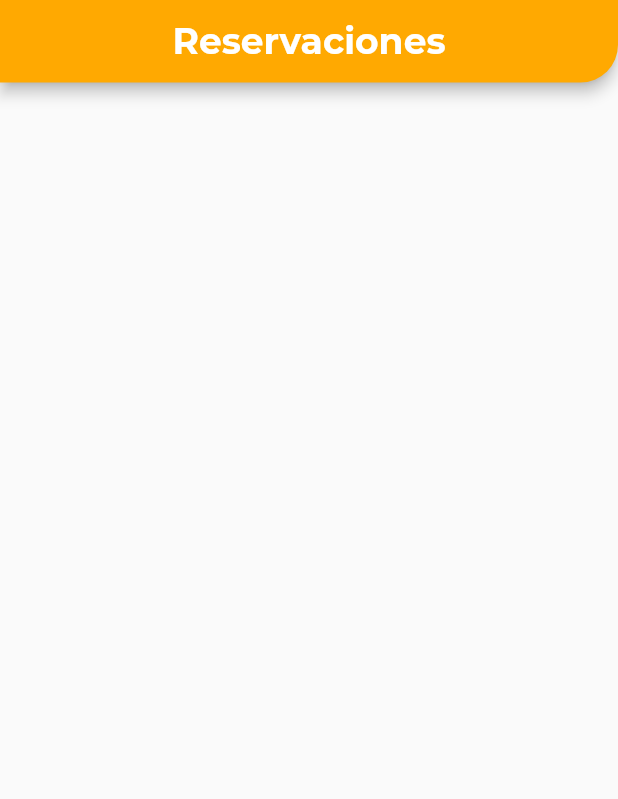
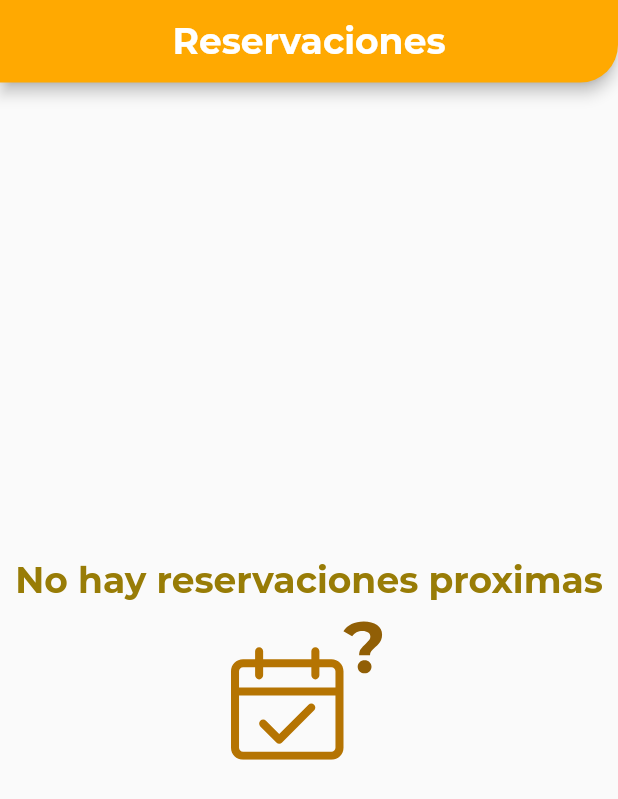
Before and after one commit to SilvioArzeno/Cancha-app, a Flutter app: the screen it shows after launch, on a phone screen of 412 x 824 dp. Shown: the top 799 px of the screen. Run offline on Flutter 3.47's test engine with Material 2 defaults, Android fonts, the phone set to English and light mode, and no system bars; our stand-ins replace flutter_svg, shared_preferences; project files that could hold a hidden picture were left out.

Commit message:
Adds an Alert when reservation List is Empty

```diff
--- /dev/null
+++ b/cancha_app/lib/components/empty_reservation.dart
@@ -0,0 +1,26 @@
+import 'package:flutter/material.dart';
+import 'package:flutter_svg/svg.dart';
+
+class EmptyReservationList extends StatelessWidget {
+  const EmptyReservationList({Key key}) : super(key: key);
+
+  @override
+  Widget build(BuildContext context) {
+    return Padding(
+      padding: const EdgeInsets.all(8.0),
+      child: Center(
+          child: Column(mainAxisAlignment: MainAxisAlignment.center, children: [
+        Text(
+          "No hay reservaciones proximas",
+          textAlign: TextAlign.center,
+          style: TextStyle(
+              fontFamily: "Montserrat",
+              fontSize: 24,
+              fontWeight: FontWeight.bold,
+              color: Color(0xFF987C06)),
+        ),
+        SvgPicture.asset('lib/resources/images/icons/NoReservationsIcon.svg'),
+      ])),
+    );
+  }
+}
--- a/cancha_app/lib/main.dart
+++ b/cancha_app/lib/main.dart
@@ -1,19 +1,31 @@
 import 'package:cancha_app/routes/routes.dart';
 import 'package:cancha_app/views/home_page/home_page.dart';
 import 'package:flutter/material.dart';
+import 'package:provider/provider.dart';
+import 'package:shared_preferences/shared_preferences.dart';
+
+import 'models/reservation.dart';
 
 void main() {
-  runApp(MyApp());
+  WidgetsFlutterBinding.ensureInitialized();
+  SharedPreferences.getInstance().then((prefs) {
+    runApp(MyApp(preferences: prefs));
+  });
 }
 
 class MyApp extends StatelessWidget {
   // This widget is the root of your application.
+  final SharedPreferences preferences;
+
+  const MyApp({Key key, this.preferences}) : super(key: key);
   @override
   Widget build(BuildContext context) {
     return MaterialApp(
       title: 'Cancha App',
       routes: routes,
-      initialRoute: HomePage.routeName,
+      home: ChangeNotifierProvider(
+          create: (context) => Reservation(),
+          child: HomePage(preferences: preferences)),
     );
   }
 }
--- a/cancha_app/lib/models/reservation.dart
+++ b/cancha_app/lib/models/reservation.dart
@@ -1,6 +1,7 @@
 import 'package:flutter/material.dart';
+import 'package:provider/provider.dart';
 
-class Reservation {
+class Reservation extends ChangeNotifier {
   final String reservationName;
   final DateTime reservationDate;
   final DateTimeRange reservationTime;
--- a/cancha_app/lib/views/home_page/home_page.dart
+++ b/cancha_app/lib/views/home_page/home_page.dart
@@ -1,8 +1,16 @@
+import 'dart:convert';
+
+import 'package:cancha_app/components/empty_reservation.dart';
 import 'package:cancha_app/components/main_app_bar.dart';
+import 'package:cancha_app/models/reservation.dart';
 import 'package:flutter/material.dart';
+import 'package:flutter_svg/flutter_svg.dart';
+import 'package:shared_preferences/shared_preferences.dart';
 
 class HomePage extends StatefulWidget {
-  HomePage({Key key}) : super(key: key);
+  HomePage({Key key, this.preferences}) : super(key: key);
+
+  final SharedPreferences preferences;
 
   static String routeName = "/HomePage";
   @override
@@ -10,11 +18,28 @@ class HomePage extends StatefulWidget {
 }
 
 class _HomePageState extends State<HomePage> {
+  List<Reservation> _reservationList = [];
+  SharedPreferences _prefs;
+  @override
+  void initState() {
+    super.initState();
+    _prefs = widget.preferences;
+    _getReservations();
+  }
+
   @override
   Widget build(BuildContext context) {
     return Scaffold(
       appBar: MainAppbar(),
-      body: Container(),
+      body:
+          _reservationList.isEmpty ? EmptyReservationList() : Text("Hay Algo"),
     );
   }
+
+  _getReservations() async {
+    if (_prefs.containsKey("reservations") != null &&
+        _prefs.get("reservations") != null) {
+      _reservationList = jsonDecode(_prefs.get("reservation"));
+    }
+  }
 }
--- a/cancha_app/pubspec.yaml
+++ b/cancha_app/pubspec.yaml
@@ -26,7 +26,8 @@ dependencies:
 
   cupertino_icons: ^1.0.0
   provider: ^4.3.2+2
-  shared_preferences: ^0.5.12+2
+  shared_preferences: any
+  flutter_svg: ^0.19.1
 
 
 
```
Also changed, not shown: cancha_app/pubspec.lock.
